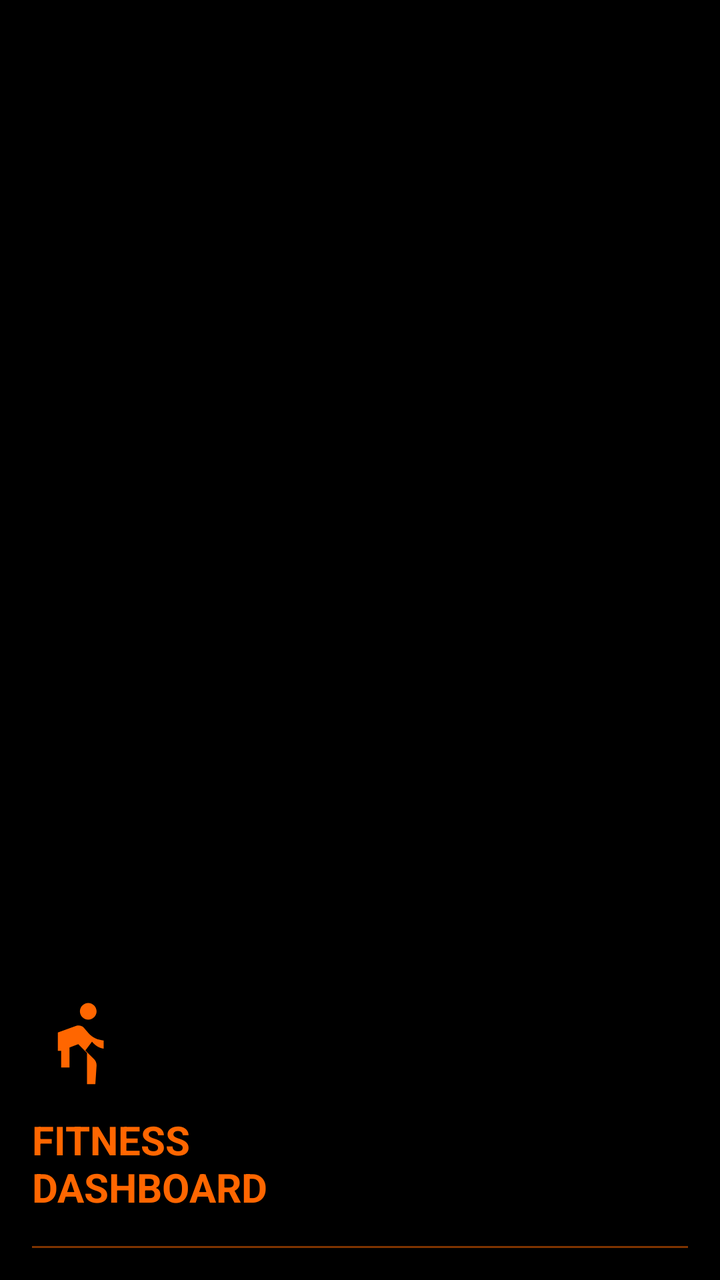
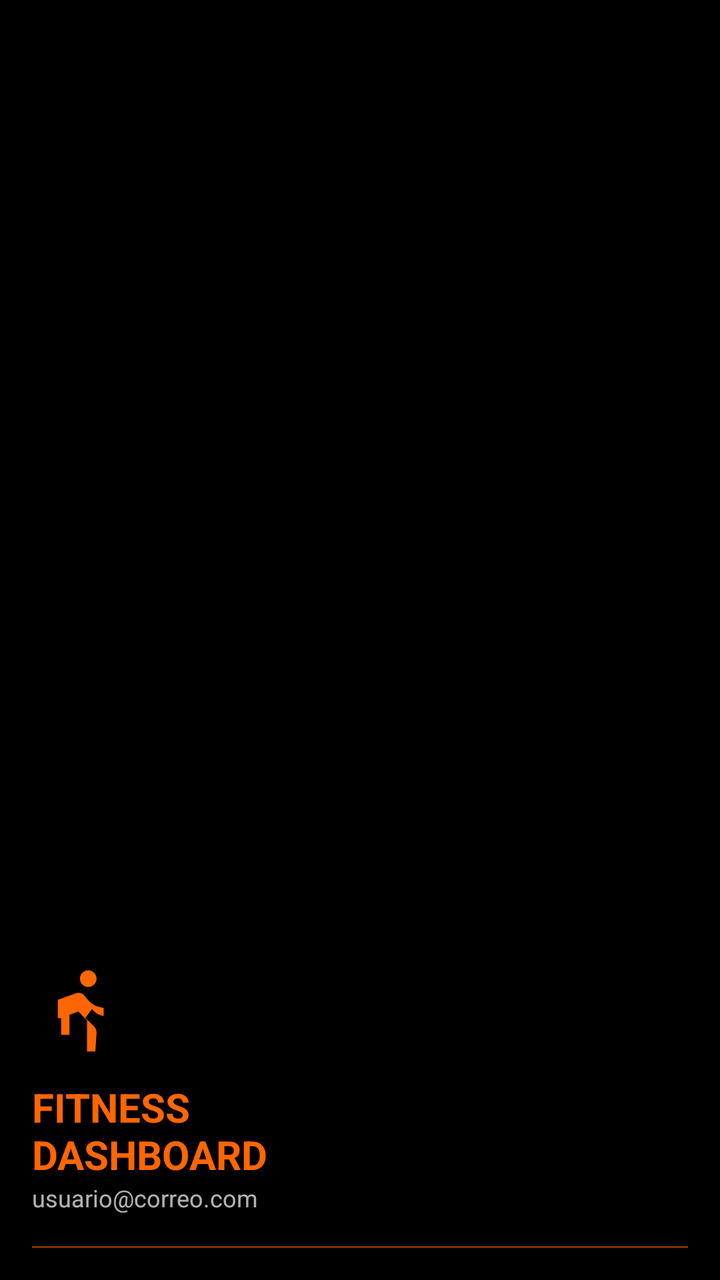

Two renders of the same Android screen: before a commit and after it. Below are the layout's source before the change and the commit's diff.
<!-- AndroidManifest.xml: application theme Theme.AstraFItV1 -->
<!-- res/layout/nav_header.xml -->
<?xml version="1.0" encoding="utf-8"?>
<LinearLayout 
    xmlns:android="http://schemas.android.com/apk/res/android"
    android:layout_width="match_parent"
    android:layout_height="160dp"
    android:background="@color/astra_black"
    android:gravity="bottom"
    android:orientation="vertical"
    android:padding="16dp">

    <ImageView
        android:layout_width="50dp"
        android:layout_height="50dp"
        android:src="@drawable/ic_run_orange"
        android:layout_marginBottom="8dp"/>

    <TextView
        android:layout_width="match_parent"
        android:layout_height="wrap_content"
        android:text="FITNESS\nDASHBOARD"
        android:textColor="@color/astra_orange"
        android:textSize="20sp"
        android:textStyle="bold" />

    <View
        android:layout_width="match_parent"
        android:layout_height="1dp"
        android:layout_marginTop="16dp"
        android:background="@color/astra_orange"
        android:alpha="0.5" />
</LinearLayout>
<!-- resources referenced by this layout -->
<resources>
  <color name="astra_black">#000000</color>
  <color name="astra_orange">#FF6600</color>
  <!-- drawable ic_run_orange (drawable) -->
  <vector xmlns:android="http://schemas.android.com/apk/res/android"
      android:width="24dp"
      android:height="24dp"
      android:viewportWidth="24"
      android:viewportHeight="24">
      <path
          android:fillColor="@color/astra_orange"
          android:pathData="M13.5,5.5c1.1,0 2,-0.9 2,-2s-0.9,-2 -2,-2s-2,0.9 -2,2s0.9,2 2,2zM9.8,8.9L7,10.2L7,17h2v-4.8l2.1,-0.8l2.1,2.1L13.2,21h2l0.3,-4.5c0,-0.6 -0.2,-1.1 -0.6,-1.5l-2.1,-2.1l1.6,-2.1c0.7,0.9 1.7,1.5 2.8,1.7L17.2,10.5c-1.4,-0.1 -2.7,-0.7 -3.6,-1.7L12.5,7.5c-0.3,-0.4 -0.8,-0.6 -1.3,-0.6c-0.2,0 -0.4,0 -0.6,0.1L6.2,8.6L6.2,13h2L8.2,10.1l1.6,-1.2z"/>
  </vector>
  <style name="Theme.AstraFItV1" parent="Theme.Material3.DayNight.NoActionBar">
          
          <item name="android:windowBackground">@color/astra_black</item>
          
          <item name="android:statusBarColor">@color/astra_black</item>
          
          <item name="colorPrimary">@color/astra_orange</item>
      </style>
</resources>

<!-- the commit's change to res/layout/nav_header.xml (unified diff, before → after) -->
@@ -15,12 +15,22 @@
         android:layout_marginBottom="8dp"/>
 
     <TextView
+        android:id="@+id/header_title"
         android:layout_width="match_parent"
         android:layout_height="wrap_content"
         android:text="FITNESS\nDASHBOARD"
         android:textColor="@color/astra_orange"
         android:textSize="20sp"
         android:textStyle="bold" />
+
+    <TextView
+        android:id="@+id/header_subtitle"
+        android:layout_width="match_parent"
+        android:layout_height="wrap_content"
+        android:text="usuario@correo.com"
+        android:textColor="@color/white"
+        android:textSize="12sp"
+        android:alpha="0.7" />
 
     <View
         android:layout_width="match_parent"
<!-- resource entries referenced after the edit -->
@@ -2,6 +2,7 @@
 <resources>
   <color name="astra_black">#000000</color>
   <color name="astra_orange">#FF6600</color>
+  <color name="white">#FFFFFF</color>
   <!-- drawable ic_run_orange (drawable) -->
   <vector xmlns:android="http://schemas.android.com/apk/res/android"
       android:width="24dp"
